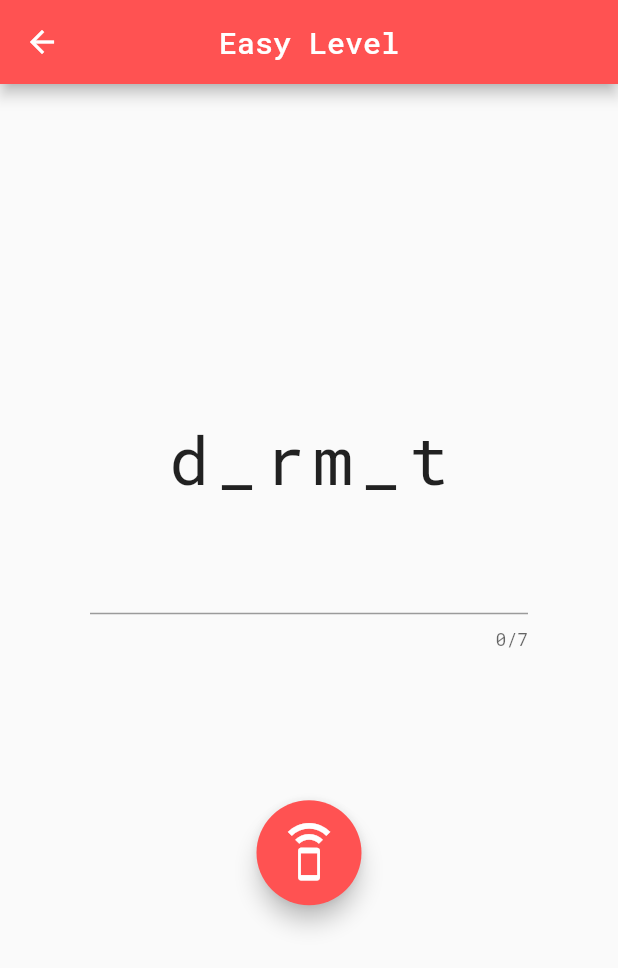
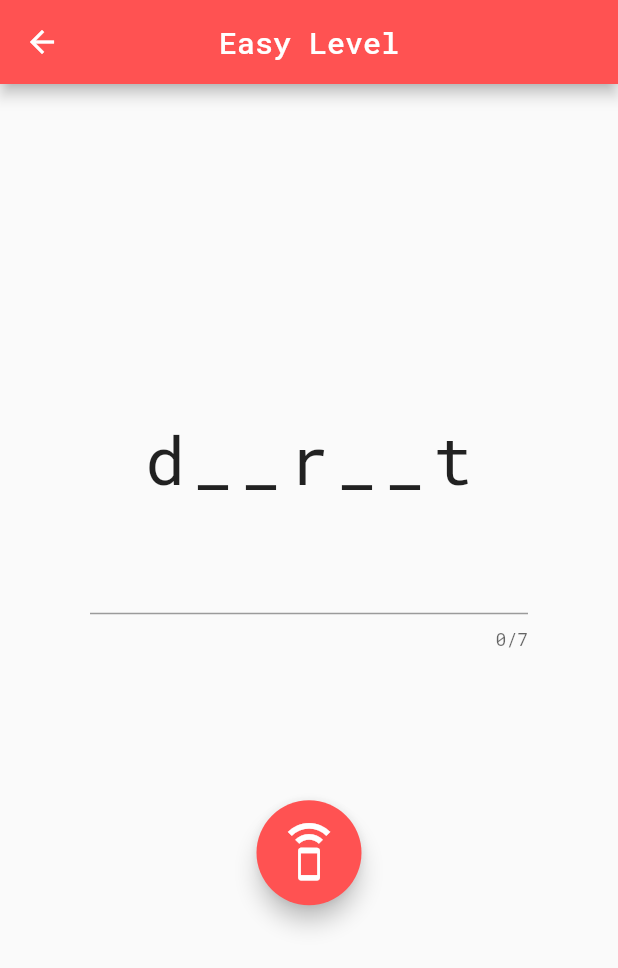
Before and after one commit to AkashRajpurohit/Spell-IT, a Flutter app: the screen it shows after launch, after a tap on "Easy", on a phone screen of 412 x 824 dp. Shown: the top 968 px of the screen. Run offline on Flutter 3.47's test engine with Material 2 defaults, Android fonts, the phone set to English and light mode, and no system bars; our stand-ins replace flutter_tts, shared_preferences.

```diff
--- a/lib/components/game_screen.dart
+++ b/lib/components/game_screen.dart
@@ -68,9 +68,9 @@ class _GameScreenState extends State<GameScreen> {
   void initGame() {
     gameScore = Score(level: widget.level);
     question = widget.question;
-    question = question.replaceRange(1, (question.length ~/ 2), "_");
-    question = question.replaceRange((question.length ~/ 2) + 1, question.length - 1, "_");
-    // question = question.replaceRange(question.length ~/ 2, question.length ~/ 2 + 1, "_");
+    int times = (question.length ~/ 2) - 1;
+    question = question.replaceRange(1, (question.length ~/ 2), "_" * times);
+    question = question.replaceRange((question.length ~/ 2) + 1, question.length % 2 == 0 ? question.length : question.length - 1, "_" * times);
   }
 
   @override
```
